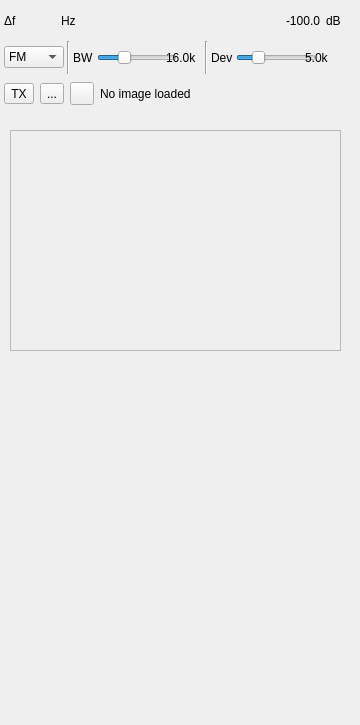
Qt form plugins/channeltx/modsstv/sstvmodgui.ui (srcejon/sdrangel) before a commit.
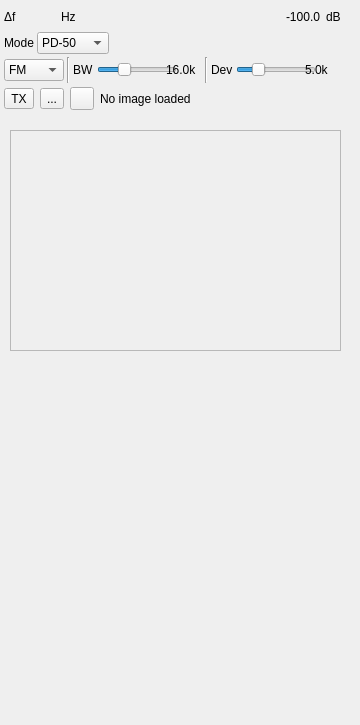
The same form after that commit. Icons and pictures are not drawn. Custom widgets are drawn as their Qt base class.

Commit message:
Add PD mode support (PD-50/90/120/160/180/240/290) to SSTVMod and SSTVDemod
Agent-Logs-Url: https://github.com/srcejon/sdrangel/sessions/1fe7b91d-a0c3-4118-a1eb-4f5f88345581

Diff of the .ui file:
```diff
--- a/plugins/channeltx/modsstv/sstvmodgui.ui
+++ b/plugins/channeltx/modsstv/sstvmodgui.ui
@@ -173,6 +173,78 @@
       </layout>
      </widget>
     </item>
+    <item>
+     <layout class="QHBoxLayout" name="pdModeLayout">
+      <item>
+       <widget class="QLabel" name="pdModeLabel">
+        <property name="text">
+         <string>Mode</string>
+        </property>
+       </widget>
+      </item>
+      <item>
+       <widget class="QComboBox" name="pdMode">
+        <property name="minimumSize">
+         <size>
+          <width>70</width>
+          <height>0</height>
+         </size>
+        </property>
+        <property name="toolTip">
+         <string>SSTV PD image mode</string>
+        </property>
+        <item>
+         <property name="text">
+          <string>PD-50</string>
+         </property>
+        </item>
+        <item>
+         <property name="text">
+          <string>PD-90</string>
+         </property>
+        </item>
+        <item>
+         <property name="text">
+          <string>PD-120</string>
+         </property>
+        </item>
+        <item>
+         <property name="text">
+          <string>PD-160</string>
+         </property>
+        </item>
+        <item>
+         <property name="text">
+          <string>PD-180</string>
+         </property>
+        </item>
+        <item>
+         <property name="text">
+          <string>PD-240</string>
+         </property>
+        </item>
+        <item>
+         <property name="text">
+          <string>PD-290</string>
+         </property>
+        </item>
+       </widget>
+      </item>
+      <item>
+       <spacer name="horizontalSpacerMode">
+        <property name="orientation">
+         <enum>Qt::Orientation::Horizontal</enum>
+        </property>
+        <property name="sizeHint" stdset="0">
+         <size>
+          <width>40</width>
+          <height>20</height>
+         </size>
+        </property>
+       </spacer>
+      </item>
+     </layout>
+    </item>
     <item>
      <layout class="QHBoxLayout" name="horizontalLayout">
       <item>
```
The commit also changes 13 other files.
